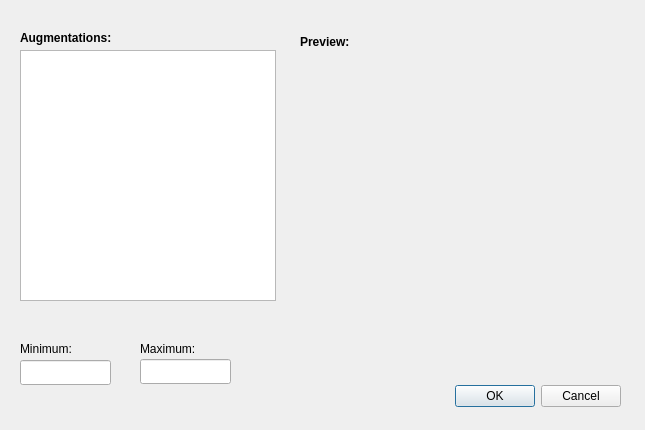
rettholzapfel33/Noisey-image, file src/qt_designer_file/dialogAug.ui: the form before one commit.
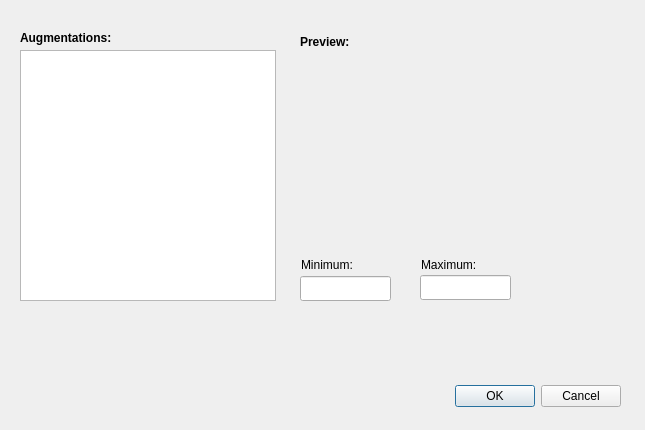
The form after the commit.

Commit message: added more functions to aug gui

The edit to the form file:
```diff
--- a/src/qt_designer_file/dialogAug.ui
+++ b/src/qt_designer_file/dialogAug.ui
@@ -68,8 +68,8 @@
   <widget class="QLineEdit" name="lowLine">
    <property name="geometry">
     <rect>
-     <x>20</x>
-     <y>360</y>
+     <x>300</x>
+     <y>276</y>
      <width>91</width>
      <height>25</height>
     </rect>
@@ -78,8 +78,8 @@
   <widget class="QLineEdit" name="highLine">
    <property name="geometry">
     <rect>
-     <x>140</x>
-     <y>359</y>
+     <x>420</x>
+     <y>275</y>
      <width>91</width>
      <height>25</height>
     </rect>
@@ -88,8 +88,8 @@
   <widget class="QLabel" name="label_3">
    <property name="geometry">
     <rect>
-     <x>20</x>
-     <y>340</y>
+     <x>301</x>
+     <y>256</y>
      <width>91</width>
      <height>17</height>
     </rect>
@@ -101,8 +101,8 @@
   <widget class="QLabel" name="label_4">
    <property name="geometry">
     <rect>
-     <x>140</x>
-     <y>340</y>
+     <x>421</x>
+     <y>256</y>
      <width>91</width>
      <height>17</height>
     </rect>
```
The commit also changes 4 other files.
